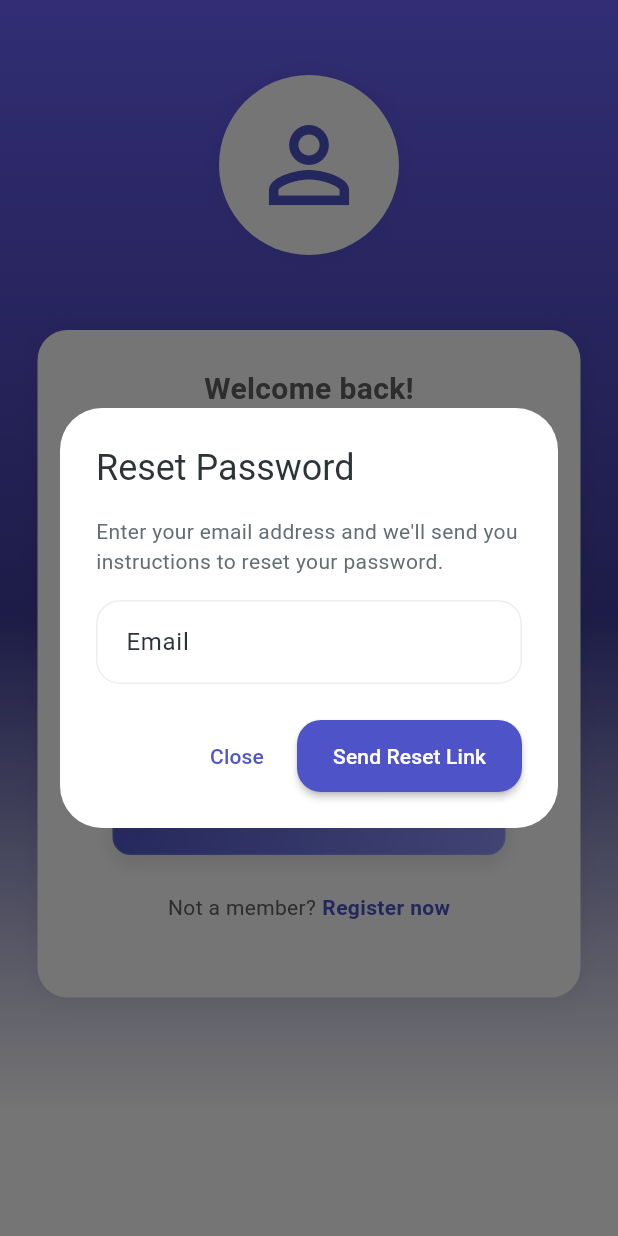
After one commit to Krishkkdy/Servicify, a Flutter app: the screen it shows after launch, after a tap on "Forgot Password?", on a phone screen of 412 x 824 dp. The commit adds this screen. Run offline on Flutter 3.47's test engine with Material 3 defaults, Android fonts, the phone set to English and light mode, and no system bars; our stand-ins replace cloud_firestore, firebase_auth, firebase_core, geocoding, geolocator; accounts and stored records are empty.

Commit message:
Password Edit and Reset Functionality Added

```diff
--- /dev/null
+++ b/lib/components/forgot_password_dialog.dart
@@ -0,0 +1,112 @@
+import 'package:flutter/material.dart';
+import '../services/auth_service.dart';
+
+class ForgotPasswordDialog extends StatefulWidget {
+  const ForgotPasswordDialog({Key? key}) : super(key: key);
+
+  @override
+  State<ForgotPasswordDialog> createState() => _ForgotPasswordDialogState();
+}
+
+class _ForgotPasswordDialogState extends State<ForgotPasswordDialog> {
+  final _emailController = TextEditingController();
+  bool _isLoading = false;
+  String? _errorMessage;
+  bool _success = false;
+
+  Future<void> _handleSubmit() async {
+    if (_emailController.text.isEmpty) {
+      setState(() => _errorMessage = 'Please enter your email address');
+      return;
+    }
+
+    setState(() {
+      _isLoading = true;
+      _errorMessage = null;
+    });
+
+    try {
+      await AuthService().sendPasswordResetEmail(
+        _emailController.text.trim(),
+      );
+
+      if (!mounted) return;
+
+      setState(() => _success = true);
+      ScaffoldMessenger.of(context).showSnackBar(
+        const SnackBar(
+          content: Text('Password reset email sent successfully. Please check your inbox.'),
+          backgroundColor: Colors.green,
+          duration: Duration(seconds: 5),
+        ),
+      );
+    } catch (e) {
+      if (!mounted) return;
+      setState(() => _errorMessage = e.toString());
+    } finally {
+      if (mounted) setState(() => _isLoading = false);
+    }
+  }
+
+  @override
+  void dispose() {
+    _emailController.dispose();
+    super.dispose();
+  }
+
+  @override
+  Widget build(BuildContext context) {
+    return AlertDialog(
+      title: Text(_success ? 'Email Sent' : 'Reset Password'),
+      content: SingleChildScrollView(
+        child: Column(
+          mainAxisSize: MainAxisSize.min,
+          children: [
+            if (_success)
+              const Text(
+                'Please check your email for instructions to reset your password.',
+                style: TextStyle(color: Colors.green),
+              )
+            else ...[
+              const Text(
+                'Enter your email address and we\'ll send you instructions to reset your password.',
+              ),
+              const SizedBox(height: 16),
+              if (_errorMessage != null)
+                Text(
+                  _errorMessage!,
+                  style: const TextStyle(color: Colors.red),
+                ),
+              TextField(
+                controller: _emailController,
+                decoration: const InputDecoration(
+                  labelText: 'Email',
+                  border: OutlineInputBorder(),
+                ),
+                keyboardType: TextInputType.emailAddress,
+                enabled: !_isLoading,
+              ),
+            ],
+          ],
+        ),
+      ),
+      actions: [
+        TextButton(
+          onPressed: _isLoading ? null : () => Navigator.pop(context),
+          child: const Text('Close'),
+        ),
+        if (!_success)
+          ElevatedButton(
+            onPressed: _isLoading ? null : _handleSubmit,
+            child: _isLoading
+                ? const SizedBox(
+                    width: 20,
+                    height: 20,
+                    child: CircularProgressIndicator(strokeWidth: 2),
+                  )
+                : const Text('Send Reset Link'),
+          ),
+      ],
+    );
+  }
+}
--- a/lib/pages/login_page.dart
+++ b/lib/pages/login_page.dart
@@ -5,6 +5,7 @@ import 'signup_page.dart';
 import '../services/auth_service.dart';
 import 'customer_home_page.dart';
 import 'provider_home_page.dart';
+import '../components/forgot_password_dialog.dart';
 
 class LoginPage extends StatefulWidget {
   const LoginPage({super.key});
@@ -54,6 +55,13 @@ class _LoginPageState extends State<LoginPage> {
         );
       }
     }
+  }
+
+  void _showForgotPasswordDialog() {
+    showDialog(
+      context: context,
+      builder: (context) => const ForgotPasswordDialog(),
+    );
   }
 
   @override
@@ -158,7 +166,22 @@ class _LoginPageState extends State<LoginPage> {
                         isPassword: true, // Add this line
                       ),
 
-                      const SizedBox(height: 25),
+                      // Add Forgot Password link
+                      Align(
+                        alignment: Alignment.centerRight,
+                        child: TextButton(
+                          onPressed: _showForgotPasswordDialog,
+                          child: const Text(
+                            'Forgot Password?',
+                            style: TextStyle(
+                              color: Color(0xFF4E54C8),
+                              fontWeight: FontWeight.w500,
+                            ),
+                          ),
+                        ),
+                      ),
+
+                      const SizedBox(height: 10),
 
                       // sign in button
                       MyButton(
--- a/lib/services/auth_service.dart
+++ b/lib/services/auth_service.dart
@@ -252,6 +252,48 @@ class AuthService {
     }
   }
 
+  Future<bool> updatePassword(String currentPassword, String newPassword) async {
+    try {
+      final user = _auth.currentUser;
+      if (user == null) return false;
+
+      // Reauthenticate user first
+      final cred = EmailAuthProvider.credential(
+        email: user.email!,
+        password: currentPassword,
+      );
+      await user.reauthenticateWithCredential(cred);
+
+      // Update password
+      await user.updatePassword(newPassword);
+      return true;
+    } catch (e) {
+      print('Error updating password: $e');
+      return false;
+    }
+  }
+
+  // Add this new method for password reset
+  Future<bool> sendPasswordResetEmail(String email) async {
+    try {
+      await _auth.sendPasswordResetEmail(email: email);
+      return true;
+    } on FirebaseAuthException catch (e) {
+      print('Error sending password reset email: ${e.code} - ${e.message}');
+      switch (e.code) {
+        case 'user-not-found':
+          throw 'No user found with this email address';
+        case 'invalid-email':
+          throw 'Invalid email address';
+        default:
+          throw 'Failed to send reset email: ${e.message}';
+      }
+    } catch (e) {
+      print('Error sending password reset email: $e');
+      throw 'An unexpected error occurred';
+    }
+  }
+
   // Sign out
   Future<void> signOut() async {
     await _auth.signOut();
```
Also changed, not shown: lib/components/change_password_dialog.dart (added, +157 -0 lines), lib/pages/customer/profile_page.dart (+13 -0 lines), lib/pages/provider/provider_profile_page.dart (+13 -0 lines), pubspec.lock, 125 other files.
